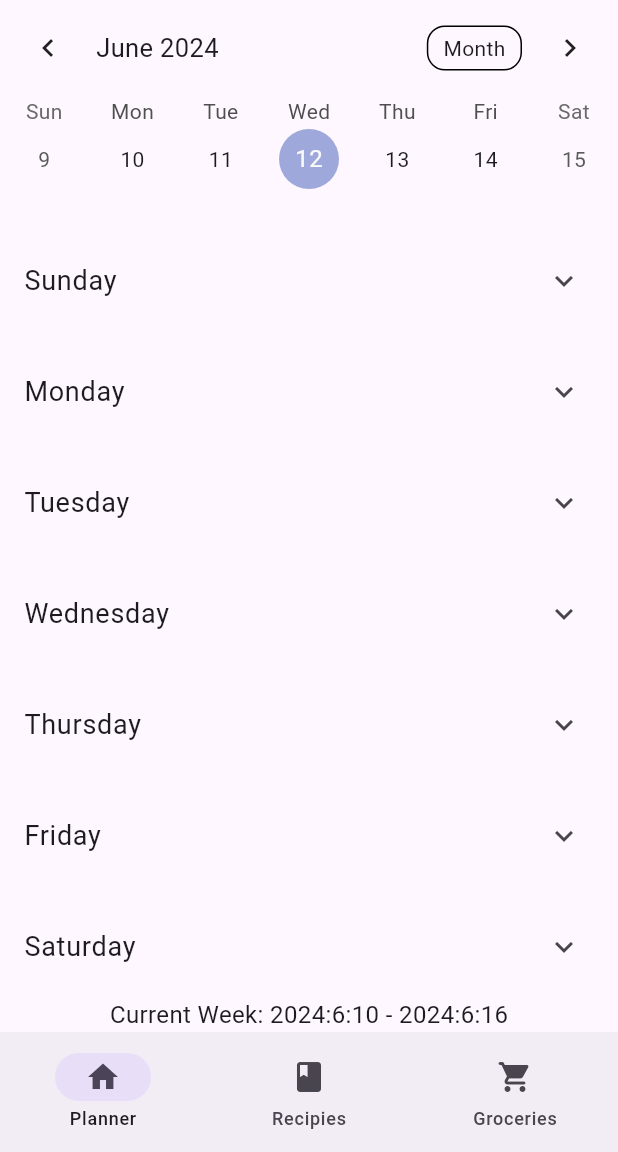
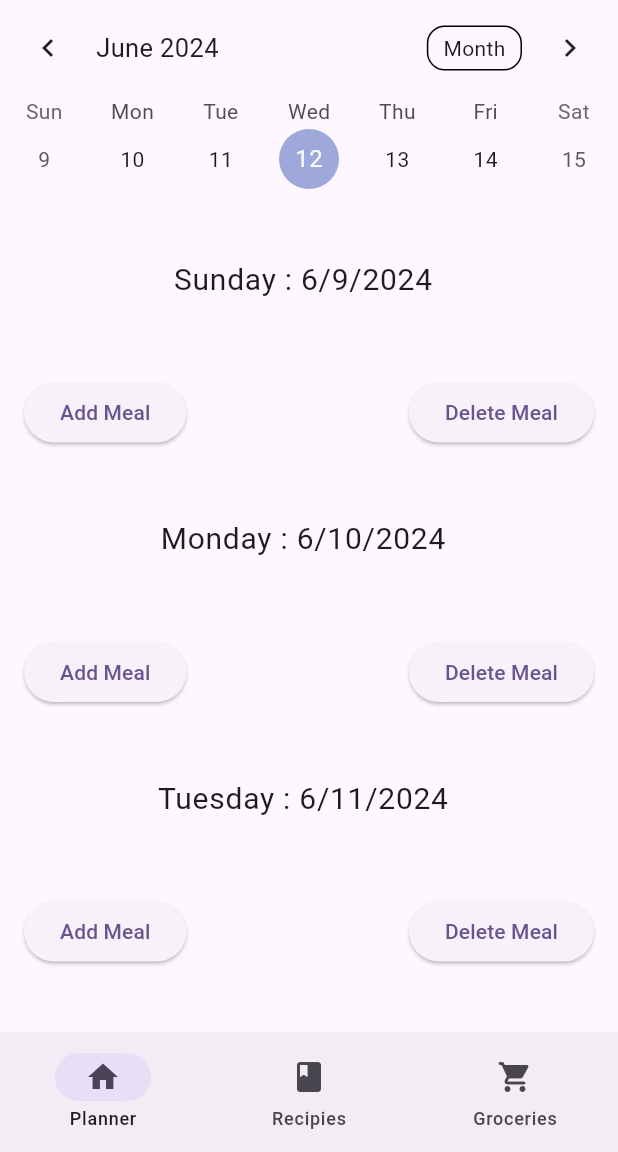
Before and after one commit to Rjbern/CIS-350-Project, a Flutter app: the screen it shows after launch, on a phone screen of 412 x 824 dp, the part 84-1236 px from its top. Run offline on Flutter 3.47's test engine with Material 3 defaults, Android fonts, the phone set to English and light mode, and no system bars; drawn by our look-alikes of table_calendar; our stand-ins replace hive, hive_flutter; accounts and stored records are empty.

Commit message:
Home Page Implementation and Redesign

```diff
--- a/lib/home_page.dart
+++ b/lib/home_page.dart
@@ -1,4 +1,7 @@
 import 'package:flutter/material.dart';
+import 'package:hive_flutter/hive_flutter.dart';
+import 'package:project_testing1/globals.dart';
+import 'package:project_testing1/recipe_adapter.dart';
 import 'package:table_calendar/table_calendar.dart';
 
 class HomePage extends StatefulWidget {
@@ -12,6 +15,7 @@ class HomePage extends StatefulWidget {
 class _HomePage extends State<HomePage> {
   CalendarFormat _calendarFormat = CalendarFormat.week;
   DateTime _focusedDay = DateTime.now();
+  late Box<Recipe> recipeBox, mealBox;
 
   final List<String> daysOfWeek = [
     'Sunday',
@@ -22,6 +26,7 @@ class _HomePage extends State<HomePage> {
     'Friday',
     'Saturday',
   ];
+
   // Sets the array for collecting the meals added.
   final Map<String, Map<String, List<String>>> meals = {
     'Sunday': {'Meals': []},
@@ -33,18 +38,46 @@ class _HomePage extends State<HomePage> {
     'Saturday': {'Meals': []},
   };
 
+  // add listerner to hive box.
+  // When chnages setState() is called allowing for refresh right away
+  // Not only when recipe page is recalled
+  @override
+  void initState() {
+    super.initState();
+    mealBox = Hive.box<Recipe>(plannedMealStorageName);
+    recipeBox = Hive.box<Recipe>(recipeStorageName);
+    mealBox.listenable().addListener(() {
+      setState(() {});
+    });
+  }
+
+  void errorMessage(BuildContext context, Object exceptionThrown) {
+    showDialog(
+      context: context,
+      builder: (context) {
+        return AlertDialog(title: Text(exceptionThrown.toString()), actions: [
+          TextButton(
+              onPressed: () {
+                Navigator.of(context).pop();
+              },
+              child: const Text('Close')),
+        ]);
+      },
+    );
+  }
+
   // Add food item depending on what day you have selected
-  void _addFoodItem(String day, String meal) {
+  void _addFoodItem(int weekDay) {
     TextEditingController foodController = TextEditingController();
 
     showDialog(
       context: context,
       builder: (context) {
         return AlertDialog(
-          title: Text('Add a meal on $day'),
+          title: Text('Add a meal on ${_getDateOfWeekday(weekDay)}'),
           content: TextField(
             controller: foodController,
-            decoration: const InputDecoration(hintText: "Enter food item"),
+            decoration: const InputDecoration(hintText: "Enter Recipe Number"),
           ),
           actions: [
             TextButton(
@@ -54,12 +87,19 @@ class _HomePage extends State<HomePage> {
               child: const Text('Cancel'),
             ),
             TextButton(
-              onPressed: () {
-                setState(() {
-                  // adds the entered food item to the list of meals for the specified day and meal in the meals map.
-                  meals[day]![meal]!.add(foodController.text);
-                });
-                Navigator.of(context).pop();
+              onPressed: () async {
+                try {
+                  // 1 Indexed in view so minus 1 from their number to get 0 indexed
+                  int index = int.parse(foodController.text) - 1;
+                  Recipe newRecipe = recipeBox.getAt(index)!;
+                  Recipe newInstance = Recipe(newRecipe.name, newRecipe.prepTime,
+                    newRecipe.cookTime, newRecipe.ingredients, newRecipe.instructions);
+
+                  await mealBox.put(_getDateOfWeekday(weekDay), newInstance);
+                  Navigator.of(context).pop();
+                } catch (ex) {
+                  errorMessage(context, "Make sure to only input the recipe number");
+                }
               },
               child: const Text('Add'),
             ),
@@ -70,18 +110,12 @@ class _HomePage extends State<HomePage> {
   }
 
   // deletes food from the day selected if it is there
-  void _deleteFoodItem(String day, String meal) {
-    TextEditingController foodController = TextEditingController();
-
+  void _deleteFoodItem(int weekDay) {
     showDialog(
       context: context,
       builder: (context) {
         return AlertDialog(
-          title: Text('Delete meal on $day'),
-          content: TextField(
-            controller: foodController,
-            decoration: const InputDecoration(hintText: "Enter food item"),
-          ),
+          title: Text('Are you sure you want to delete the meal on ${_getDateOfWeekday(weekDay)}'),
           actions: [
             TextButton(
               onPressed: () {
@@ -90,10 +124,8 @@ class _HomePage extends State<HomePage> {
               child: const Text('Cancel'),
             ),
             TextButton(
-              onPressed: () {
-                setState(() {
-                  meals[day]![meal]!.remove(foodController.text);
-                });
+              onPressed: () async {
+                await mealBox.delete(_getDateOfWeekday(weekDay));
                 Navigator.of(context).pop();
               },
               child: const Text('Delete'),
@@ -104,11 +136,49 @@ class _HomePage extends State<HomePage> {
     );
   }
 
-  String _getCurrentWeekRange(DateTime date) {
-    final firstDayOfWeek = date.subtract(Duration(days: date.weekday - 1));
-    final lastDayOfWeek =
-        date.add(Duration(days: DateTime.daysPerWeek - date.weekday));
-    return '${firstDayOfWeek.toLocal().year}:${firstDayOfWeek.toLocal().month}:${firstDayOfWeek.toLocal().day} - ${lastDayOfWeek.toLocal().year}:${lastDayOfWeek.toLocal().month}:${lastDayOfWeek.toLocal().day}';
+  String _getDateOfWeekday(int weekDay) {
+    /// Finds the date of the weekday based on the week range of [_focusedDay]
+    ///
+    /// [weekDay] is an index 0-6 resembling day of the week starting at sun (0) and going to sat (6)
+    var targetDate = _focusedDay
+        .subtract(Duration(days: _focusedDay.weekday))
+        .add(Duration(days: weekDay));
+    return '${targetDate.month}/${targetDate.day}/${targetDate.year}';
+  }
+
+  Widget? _showRecipe(Recipe? currentRecipe) {
+    if (currentRecipe == null) {
+      return null;
+    }
+    return ExpansionTile(
+      title: Text(currentRecipe.name),
+      children: [
+        Padding(
+          padding: const EdgeInsets.all(8.0),
+          child: Column(
+            crossAxisAlignment: CrossAxisAlignment.start,
+            children: [
+              Text('Prep Time: ${currentRecipe.prepTime} minutes',
+                  style: const TextStyle(fontSize: 18)),
+              Text('Cook Time: ${currentRecipe.cookTime} minutes',
+                  style: const TextStyle(fontSize: 18)),
+              const SizedBox(height: 10),
+              const Text('Ingredients:',
+                  style:
+                      TextStyle(fontSize: 15, fontWeight: FontWeight.bold)),
+              for (var ingredient in currentRecipe.ingredients)
+                Text('- $ingredient', style: const TextStyle(fontSize: 12)),
+              const SizedBox(height: 20),
+              const Text('Instructions:',
+                  style:
+                      TextStyle(fontSize: 20, fontWeight: FontWeight.bold)),
+              Text(currentRecipe.instructions,
+                  style: const TextStyle(fontSize: 12))
+            ],
+          ),
+        ),
+      ],
+    );
   }
 
   @override
@@ -117,7 +187,7 @@ class _HomePage extends State<HomePage> {
       children: [
         TableCalendar(
           firstDay: DateTime.utc(2024, 1, 1),
-          lastDay: DateTime.utc(2024, 12, 31),
+          lastDay: DateTime.utc(2030, 12, 31),
           focusedDay: _focusedDay,
           calendarFormat: _calendarFormat,
           onFormatChanged: (format) {
@@ -135,35 +205,52 @@ class _HomePage extends State<HomePage> {
               itemCount: daysOfWeek.length,
               itemBuilder: (context, index) {
                 String day = daysOfWeek[index];
+                Recipe? currRecipe;
+                try {
+                  currRecipe = mealBox.get(_getDateOfWeekday(index));
+                } catch(er) {
+                  currRecipe = null;
+                  print(er.toString());
+                }
+
                 return Padding(
                   padding: const EdgeInsets.symmetric(vertical: 8.0),
-                  child: ExpansionTile(
-                    title: Text(
-                      day,
-                      style: const TextStyle(fontSize: 18.0),
-                    ),
+                  child: Column(
                     children: [
                       ListTile(
-                        title: const Text(
-                          "Meals:",
-                          style: TextStyle(fontSize: 14.0),
-                        ),
-                        subtitle: Column(
-                          crossAxisAlignment: CrossAxisAlignment.start,
-                          children: meals[day]!['Meals']!
-                              .map((foodItem) => Text(foodItem))
-                              .toList(),
+                        title: Center(
+                          child: Text(
+                            "$day : ${_getDateOfWeekday(index)}",
+                            style: const TextStyle(fontSize: 20.0),
+                          ),
                         ),
                       ),
+                      _showRecipe(currRecipe) ?? const Text(""),
                       // creates the button that can add meal and assign method add.
-                      ElevatedButton(
-                        onPressed: () => _addFoodItem(day, 'Meals'),
-                        child: const Text('Add Food'),
-                      ),
-                      // Creates button that can delete food and assigns the method delete.
-                      ElevatedButton(
-                        onPressed: () => _deleteFoodItem(day, 'Meals'),
-                        child: const Text('Delete Food'),
+                      Center(
+                        child : Padding(
+                          padding: const EdgeInsets.all(16.0),
+                          child: Row(
+                            children: [
+                              ElevatedButton(
+                                onPressed: () {
+                                  _addFoodItem(index);
+                                  setState(() {});
+                                },
+                                child: const Text('Add Meal'),
+                              ),
+                              const Spacer(),
+                              // Creates button that can delete food and assigns the method delete.
+                              ElevatedButton(
+                                onPressed: () {
+                                  _deleteFoodItem(index);
+                                  setState(() {});
+                                },
+                                child: const Text('Delete Meal'),
+                              ),
+                            ],
+                          ),
+                        ),
                       ),
                     ],
                   ),
@@ -172,10 +259,6 @@ class _HomePage extends State<HomePage> {
             ),
           ),
         ),
-        Text(
-          'Current Week: ${_getCurrentWeekRange(_focusedDay)}',
-          style: const TextStyle(fontSize: 16.0),
-        ),
       ],
     );
   }
--- a/lib/recipe_page.dart
+++ b/lib/recipe_page.dart
@@ -2,8 +2,6 @@ import 'package:flutter/material.dart';
 import 'package:project_testing1/recipe_adapter.dart';
 import 'package:hive_flutter/hive_flutter.dart';
 import 'package:project_testing1/globals.dart';
-
-const int recipeCount = 1;
 
 class RecipePage extends StatefulWidget {
   const RecipePage({super.key});
```
